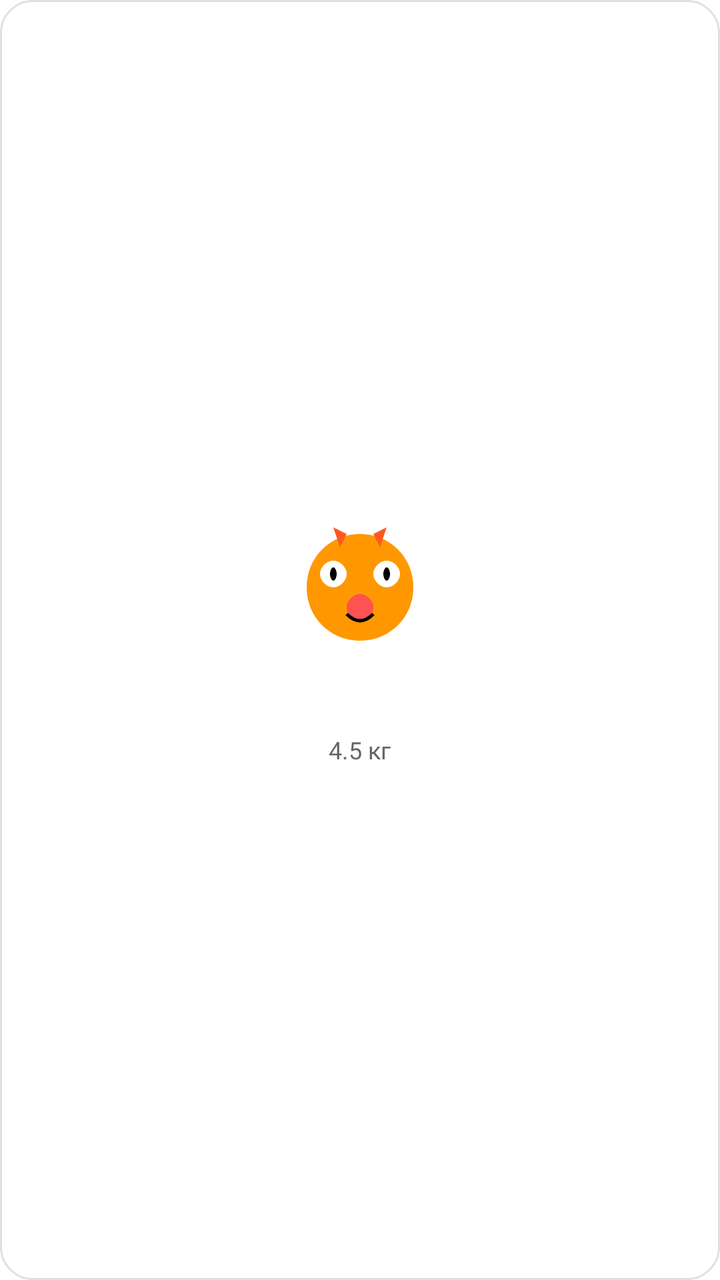
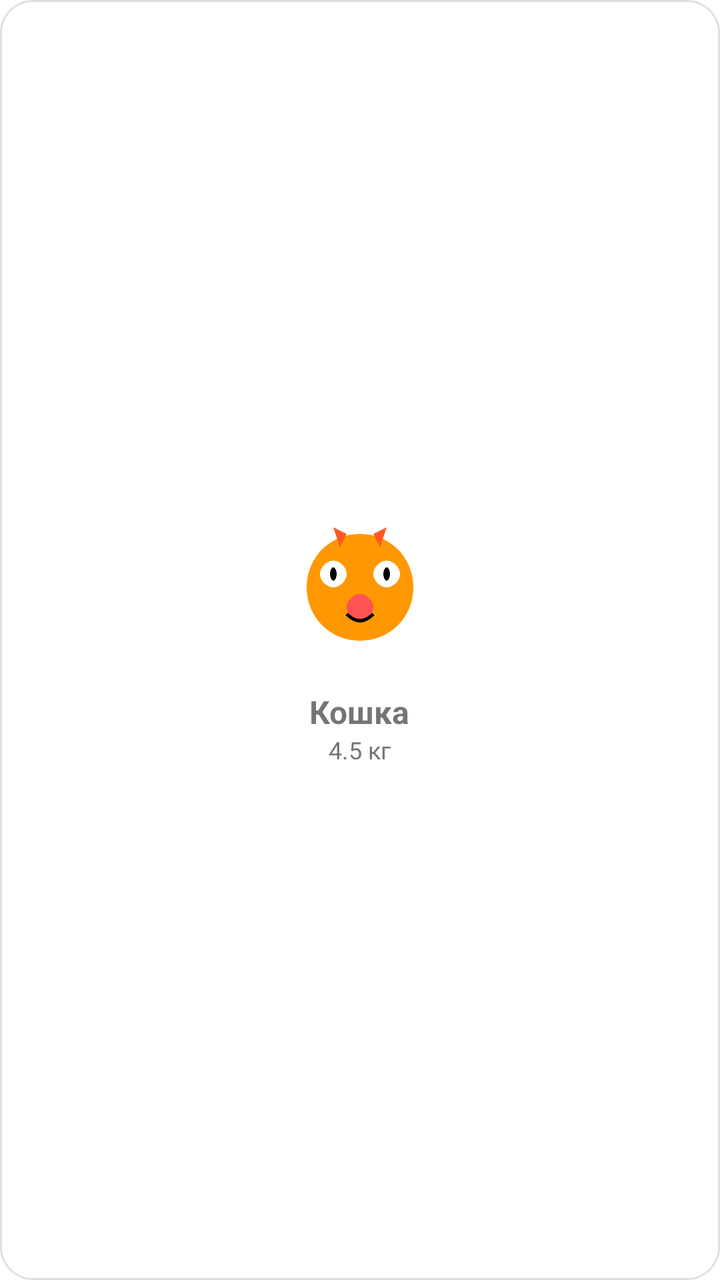

Screens rendered from an Android XML layout before and after an edit, with the pre-edit source and the edit as a unified diff.
<!-- AndroidManifest.xml: application theme Theme.CatFeeder -->
<!-- res/layout/item_pet.xml -->
<?xml version="1.0" encoding="utf-8"?>
<LinearLayout xmlns:android="http://schemas.android.com/apk/res/android"
    android:layout_width="120dp"
    android:layout_height="140dp"
    android:orientation="vertical"
    android:gravity="center"
    android:background="@drawable/bg_pet_item"
    android:layout_marginEnd="12dp"
    android:padding="8dp">

    <ImageView
        android:id="@+id/iv_pet_image"
        android:layout_width="80dp"
        android:layout_height="80dp"
        android:layout_marginBottom="8dp"
        android:src="@drawable/ic_cat_default"/>

    <TextView
        android:id="@+id/tv_pet_name"
        android:layout_width="wrap_content"
        android:layout_height="wrap_content"
        android:text="Кошка"
        android:textSize="16sp"
        android:textStyle="bold"
        android:gravity="center"/>

    <TextView
        android:id="@+id/tv_pet_weight"
        android:layout_width="wrap_content"
        android:layout_height="wrap_content"
        android:text="4.5 кг"
        android:textSize="12sp"
        android:textColor="#666666"
        android:gravity="center"/>

</LinearLayout>
<!-- resources referenced by this layout -->
<resources>
  <!-- drawable bg_pet_item (drawable) -->
  <?xml version="1.0" encoding="utf-8"?>
  <shape xmlns:android="http://schemas.android.com/apk/res/android">
      <solid android:color="@android:color/white"/>
      <corners android:radius="16dp"/>
      <stroke
          android:width="1dp"
          android:color="#E0E0E0"/>
      <padding
          android:left="8dp"
          android:top="8dp"
          android:right="8dp"
          android:bottom="8dp"/>
  </shape>
  <style name="Theme.CatFeeder" parent="Theme.MaterialComponents.DayNight.DarkActionBar">
          
          <item name="colorPrimary">@color/purple_500</item>
          <item name="colorPrimaryVariant">@color/purple_700</item>
          <item name="android:textColor">@color/white</item>
          <item name="android:textColorPrimary">@color/white</item>
          <item name="android:textColorSecondary">#FF888888</item>
          <item name="colorOnPrimary">@color/white</item>
  
  
          
          <item name="colorSecondary">@color/teal_200</item>
          <item name="colorSecondaryVariant">@color/teal_700</item>
          <item name="colorOnSecondary">@color/black</item>
  
          
          <item name="android:statusBarColor" tools:targetApi="l">?attr/colorPrimaryVariant</item>
  
          
          <item name="android:windowLightStatusBar" tools:targetApi="m">true</item>
          <item name="android:windowLightNavigationBar" tools:targetApi="o_mr1">true</item>
  
          
          <item name="actionBarSize">56dp</item>
          <item name="actionBarStyle">@style/Widget.CatFeeder.ActionBar</item>
  
          
          <item name="editTextStyle">@style/Widget.CatFeeder.EditText</item>
  
          
          <item name="materialButtonStyle">@style/Widget.CatFeeder.Button</item>
      </style>
  <color name="purple_500">#FF6200EE</color>
  <color name="purple_700">#FF3700B3</color>
  <color name="white">#FFFFFFFF</color>
  <color name="teal_200">#FF03DAC5</color>
  <color name="teal_700">#FF018786</color>
  <color name="black">#FF000000</color>
  <style name="Widget.CatFeeder.ActionBar" parent="Widget.MaterialComponents.ActionBar.Solid">
          <item name="background">@color/purple_500</item>
          <item name="titleTextColor">@color/white</item>
          <item name="subtitleTextColor">@color/white</item>
      </style>
  <style name="Widget.CatFeeder.EditText" parent="Widget.MaterialComponents.TextInputEditText.OutlinedBox">
          <item name="boxStrokeColor">@color/purple_200</item>
          <item name="android:padding">12dp</item>
          <item name="android:textSize">16sp</item>
      </style>
  <style name="Widget.CatFeeder.Button" parent="Widget.MaterialComponents.Button">
          <item name="android:minHeight">48dp</item>
          <item name="android:insetTop">0dp</item>
          <item name="android:insetBottom">0dp</item>
          <item name="cornerRadius">8dp</item>
          <item name="android:textAllCaps">false</item>
      </style>
  <color name="purple_200">#FFBB86FC</color>
  <!-- unchanged entries left out for length: 1 -->
</resources>

<!-- the commit's change to res/layout/item_pet.xml (unified diff, before → after) -->
@@ -30,7 +30,7 @@
         android:layout_height="wrap_content"
         android:text="4.5 кг"
         android:textSize="12sp"
-        android:textColor="#666666"
+        android:textColor="?attr/customTextSecondary"
         android:gravity="center"/>
 
 </LinearLayout>
<!-- resource entries referenced after the edit -->
@@ -7,7 +7,7 @@
       <corners android:radius="16dp"/>
       <stroke
           android:width="1dp"
-          android:color="#E0E0E0"/>
+          android:color="?attr/customDivider"/>
       <padding
           android:left="8dp"
           android:top="8dp"
@@ -18,25 +18,25 @@
           
           <item name="colorPrimary">@color/purple_500</item>
           <item name="colorPrimaryVariant">@color/purple_700</item>
-          <item name="android:textColor">@color/white</item>
-          <item name="android:textColorPrimary">@color/white</item>
-          <item name="android:textColorSecondary">#FF888888</item>
           <item name="colorOnPrimary">@color/white</item>
   
-  
-          
           <item name="colorSecondary">@color/teal_200</item>
           <item name="colorSecondaryVariant">@color/teal_700</item>
           <item name="colorOnSecondary">@color/black</item>
   
           
-          <item name="android:statusBarColor" tools:targetApi="l">?attr/colorPrimaryVariant</item>
+          <item name="customBackground">@color/light_background</item>
+          <item name="customSurface">@color/light_surface</item>
+          <item name="customTextPrimary">@color/light_text_primary</item>
+          <item name="customTextSecondary">@color/light_text_secondary</item>
+          <item name="customTextHint">@color/light_text_hint</item>
+          <item name="customDivider">@color/light_divider</item>
+          <item name="customCardBackground">@color/light_card_background</item>
+          <item name="customIconTint">@color/light_icon_tint</item>
   
           
-          <item name="android:windowLightStatusBar" tools:targetApi="m">true</item>
-          <item name="android:windowLightNavigationBar" tools:targetApi="o_mr1">true</item>
-  
-          
+          <item name="android:statusBarColor">?attr/colorPrimaryVariant</item>
+          <item name="android:windowLightStatusBar">true</item>
           <item name="actionBarSize">56dp</item>
           <item name="actionBarStyle">@style/Widget.CatFeeder.ActionBar</item>
   
@@ -52,15 +52,28 @@
   <color name="teal_200">#FF03DAC5</color>
   <color name="teal_700">#FF018786</color>
   <color name="black">#FF000000</color>
+  <color name="light_background">#FAFAFA</color>
+  <color name="light_surface">#FFFFFF</color>
+  <color name="light_text_primary">#212121</color>
+  <color name="light_text_secondary">#757575</color>
+  <color name="light_text_hint">#8A8A8A</color>
+  <color name="light_divider">#E0E0E0</color>
+  <color name="light_card_background">#FFFFFF</color>
+  <color name="light_icon_tint">#757575</color>
   <style name="Widget.CatFeeder.ActionBar" parent="Widget.MaterialComponents.ActionBar.Solid">
           <item name="background">@color/purple_500</item>
           <item name="titleTextColor">@color/white</item>
           <item name="subtitleTextColor">@color/white</item>
       </style>
   <style name="Widget.CatFeeder.EditText" parent="Widget.MaterialComponents.TextInputEditText.OutlinedBox">
-          <item name="boxStrokeColor">@color/purple_200</item>
-          <item name="android:padding">12dp</item>
+          <item name="boxStrokeColor">@color/purple_500</item>
+          <item name="android:paddingStart">12dp</item>
+          <item name="android:paddingEnd">12dp</item>
+          <item name="android:paddingTop">12dp</item>
+          <item name="android:paddingBottom">12dp</item>
           <item name="android:textSize">16sp</item>
+          <item name="android:textColor">?attr/customTextPrimary</item>
+          <item name="android:textColorHint">?attr/customTextHint</item>
       </style>
   <style name="Widget.CatFeeder.Button" parent="Widget.MaterialComponents.Button">
           <item name="android:minHeight">48dp</item>
@@ -68,8 +81,10 @@
           <item name="android:insetBottom">0dp</item>
           <item name="cornerRadius">8dp</item>
           <item name="android:textAllCaps">false</item>
+          <item name="android:paddingStart">16dp</item>
+          <item name="android:paddingEnd">16dp</item>
+          <item name="android:textColor">@color/white</item>
       </style>
-  <color name="purple_200">#FFBB86FC</color>
   <!-- unchanged entries left out for length: 1 -->
 </resources>
 
